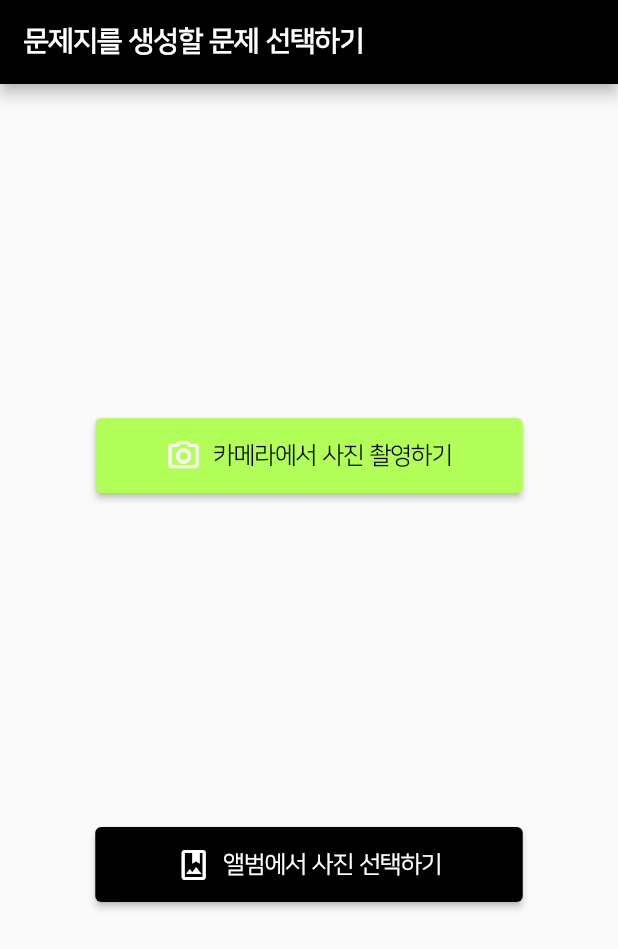
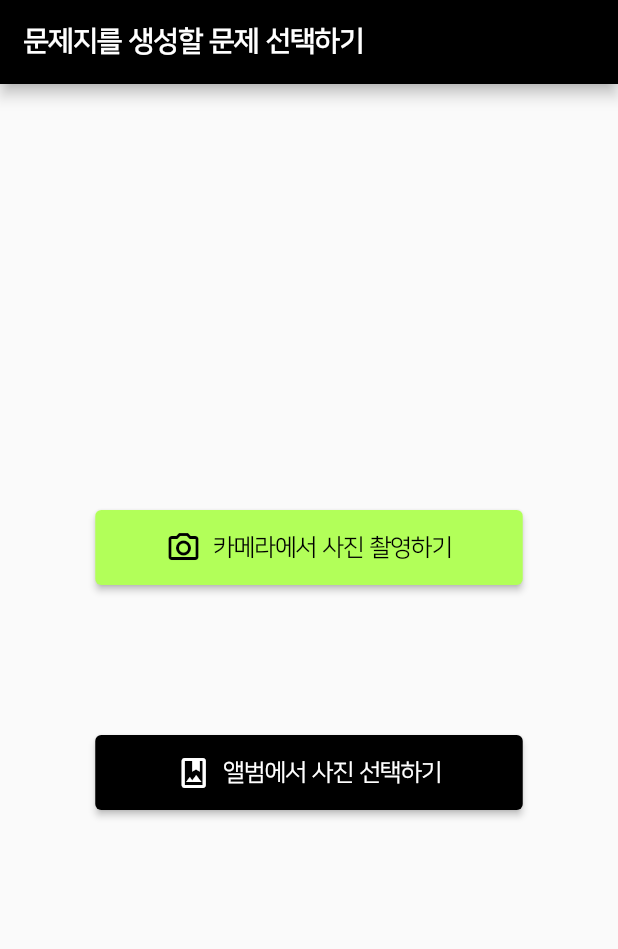
Before and after one commit to SEOSURI/seosuri_fe, a Flutter app: the screen it shows after launch, on a phone screen of 412 x 824 dp. Shown: the top 949 px of the screen. Run offline on Flutter 3.47's test engine with Material 2 defaults, Android fonts, the phone set to English and light mode, and no system bars; our stand-ins replace image_picker.

Commit message:
pre_complete(chg api) 에러 없음. 초기화면 수정

```diff
--- a/lib/camerascreen.dart
+++ b/lib/camerascreen.dart
@@ -53,7 +53,7 @@ class _CameraScreenState extends State<CameraScreen> {
       ),
       body: Center(
         child: Column(
-          mainAxisAlignment: MainAxisAlignment.spaceEvenly,
+          mainAxisAlignment: MainAxisAlignment.center,
           children: [
             Container(
               width: 285,
@@ -66,7 +66,10 @@ class _CameraScreenState extends State<CameraScreen> {
                 child: Row(
                   mainAxisAlignment: MainAxisAlignment.center,
                   children: [
-                    Icon(Icons.camera_alt_outlined),
+                    Icon(
+                      Icons.camera_alt_outlined,
+                      color: Colors.black,
+                    ),
                     SizedBox(width: 8),
                     Text(
                       '카메라에서 사진 촬영하기',
@@ -80,6 +83,7 @@ class _CameraScreenState extends State<CameraScreen> {
                 ),
               ),
             ),
+            SizedBox(height: 100), // 버튼 간의 수직 간격 조정
             Container(
               width: 285,
               height: 50,
@@ -91,7 +95,10 @@ class _CameraScreenState extends State<CameraScreen> {
                 child: Row(
                   mainAxisAlignment: MainAxisAlignment.center,
                   children: [
-                    Icon(Icons.photo_album_outlined),
+                    Icon(
+                      Icons.photo_album_outlined,
+                      color: Colors.white,
+                    ),
                     SizedBox(width: 8),
                     Text(
                       '앨범에서 사진 선택하기',
```
Also changed, not shown: lib/Models/api_service.dart (+8 -0 lines), 1 other file.
